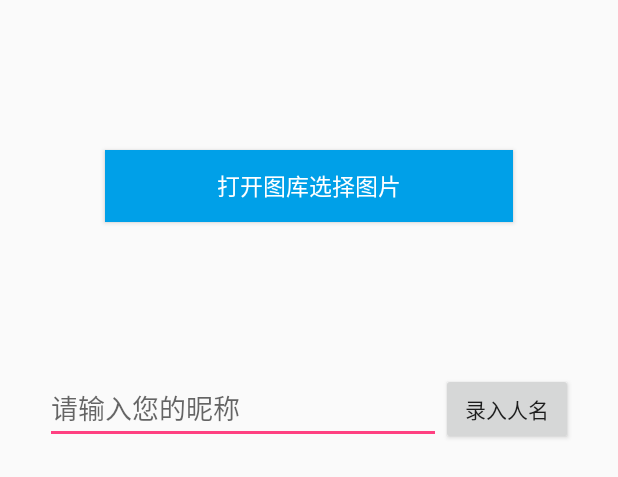
After one commit to 1192918673/DoraAndroid, an Android app: the layout activity_add_face.xml on its own in the app's theme, with its tools: preview values and no code run, on a phone screen of 412 x 824 dp. The commit adds this screen. Shown: the top 477 px of the screen. Run offline under Robolectric (Android 15) with nearby library versions, the phone set to English and light mode, and no system bars.

Commit message:
添加通过相册来添加人脸的功能

```diff
--- a/app/src/main/AndroidManifest.xml
+++ b/app/src/main/AndroidManifest.xml
@@ -300,6 +300,10 @@
             android:screenOrientation="portrait"
             android:theme="@style/AppTheme.NoActionBar"/>
 
+        <activity android:name=".readface.AddFaceActivity"
+            android:screenOrientation="portrait"
+            android:theme="@style/AppTheme.NoActionBar"/>
+
         <receiver
             android:name=".robot.utils.NetworkStateReceiver"
             android:exported="false">
--- a/app/src/main/java/coms/geeknewbee/doraemon/communicate/socket/SocketManager.java
+++ b/app/src/main/java/coms/geeknewbee/doraemon/communicate/socket/SocketManager.java
@@ -93,7 +93,9 @@ public class SocketManager implements IControl, ReadInfoThread.onReceiveDataList
     @Override
     public void close() {
         try {
-            out.close();
+            if (out != null) {
+                out.close();
+            }
             if (socket != null) {
                 ILog.e("关闭socket");
                 socket.close();
--- /dev/null
+++ b/app/src/main/res/layout/activity_add_face.xml
@@ -0,0 +1,43 @@
+<?xml version="1.0" encoding="utf-8"?>
+<LinearLayout xmlns:android="http://schemas.android.com/apk/res/android"
+    android:layout_width="match_parent"
+    android:layout_height="match_parent"
+    android:orientation="vertical">
+
+    <Button
+        android:id="@+id/btn_open"
+        android:layout_width="match_parent"
+        android:layout_height="wrap_content"
+        android:layout_gravity="center_horizontal"
+        android:layout_marginLeft="70dp"
+        android:layout_marginRight="70dp"
+        android:layout_marginTop="100dp"
+        android:background="#00A0E8"
+        android:gravity="center"
+        android:text="打开图库选择图片"
+        android:textColor="#FFFFFF"
+        android:textSize="15dp" />
+
+    <LinearLayout
+        android:layout_width="match_parent"
+        android:layout_height="wrap_content"
+        android:layout_marginLeft="30dp"
+        android:layout_marginRight="30dp"
+        android:layout_marginTop="100dp"
+        android:orientation="horizontal">
+
+        <EditText
+            android:id="@+id/et_name"
+            android:layout_width="match_parent"
+            android:layout_height="wrap_content"
+            android:layout_weight="1"
+            android:hint="请输入您的昵称" />
+
+        <Button
+            android:id="@+id/btn_ok"
+            android:layout_width="wrap_content"
+            android:layout_height="wrap_content"
+            android:text="录入人名" />
+    </LinearLayout>
+
+</LinearLayout>
```
Also changed, not shown: app/src/main/java/coms/geeknewbee/doraemon/readface/AddFaceActivity.java (added, +188 -0 lines), app/src/main/java/coms/geeknewbee/doraemon/robot/RobotControlActivity.java (+15 -1 lines), app/src/main/res/layout/activity_robot_offline.xml (+15 -0 lines).
